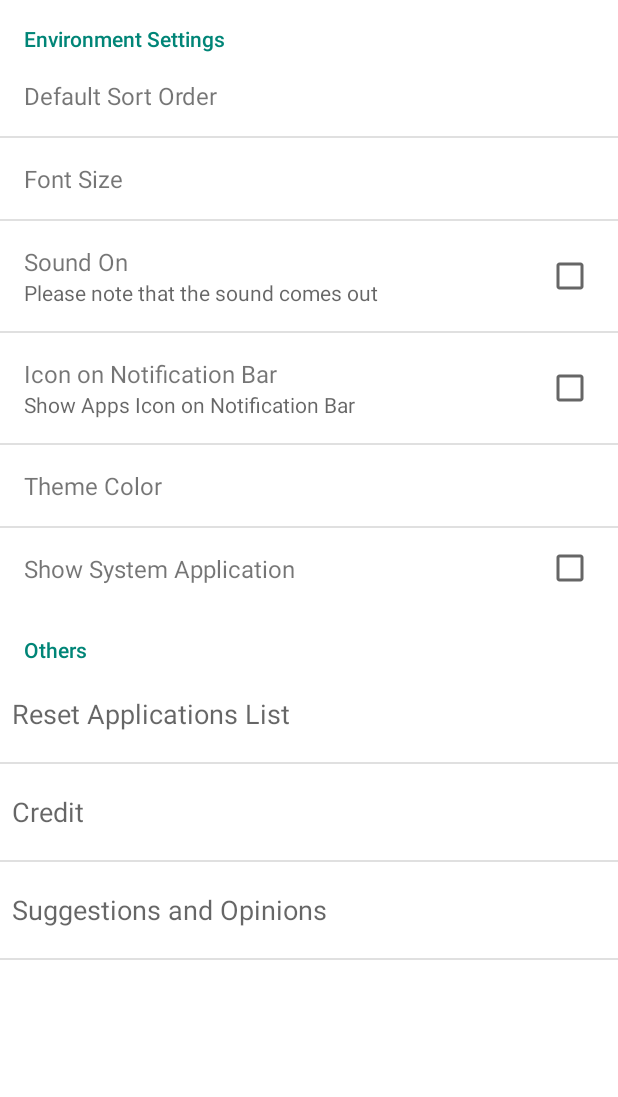
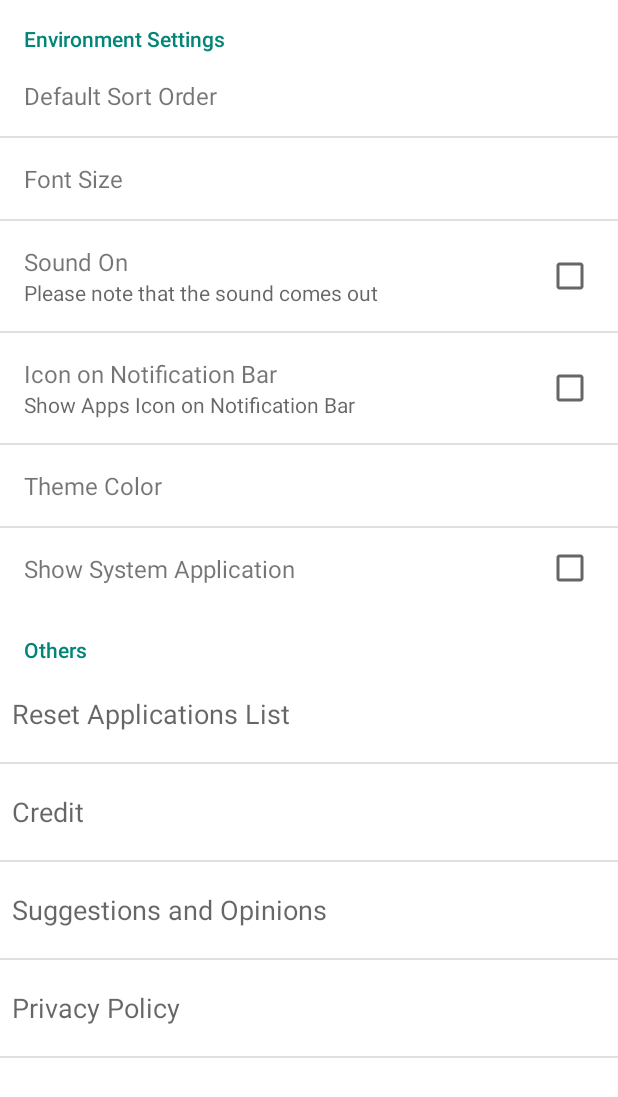
Before and after one commit to sakurabird/Android-ParrotUnInstaller, an Android app: the fragment PrefsFragment shown on its own in the app's theme, on a phone screen of 412 x 824 dp. Shown: the top 1097 px of the screen. Run offline under Robolectric (Android 15) with nearby library versions, the light colour scheme and no system bars; libraries missing offline, so code that uses them is left out: com.afollestad.materialdialogs; Roboto replaces fonts that are not available here; 1 statement that could not run was skipped.

Commit message:
Update : Show privacy policy from setting

```diff
--- a/app/src/main/java/sakurafish/com/parrot/uninstaller/config/Config.java
+++ b/app/src/main/java/sakurafish/com/parrot/uninstaller/config/Config.java
@@ -16,6 +16,7 @@ public class Config {
     public static final String PREF_CREDIT = "PREF_CREDIT";
     public static final String PREF_MAIL_TO_DEV = "PREF_MAIL_TO_DEV";
     public static final String PREF_SORT_ORDER = "PREF_SORT_ORDER";
+    public static final String PREF_PRIVACY_POLICY = "PREF_PRIVACY_POLICY";
 
     //    Tag string
     public static final String TAG_ERROR = "TAG_ERROR";
--- /dev/null
+++ b/app/src/main/java/sakurafish/com/parrot/uninstaller/pref/PrefPrivacyPolicy.java
@@ -0,0 +1,22 @@
+package sakurafish.com.parrot.uninstaller.pref;
+
+import android.content.Context;
+import android.preference.Preference;
+import android.util.AttributeSet;
+import android.view.View;
+import android.widget.TextView;
+
+import sakurafish.com.parrot.uninstaller.R;
+
+public class PrefPrivacyPolicy extends Preference {
+    public PrefPrivacyPolicy(final Context context, final AttributeSet attrs) {
+        super(context, attrs);
+    }
+
+    @Override
+    protected void onBindView(final View view) {
+        TextView t = (TextView) view.findViewById(R.id.text);
+        t.setText(R.string.setting_privacy_policy);
+        super.onBindView(view);
+    }
+}
--- a/app/src/main/java/sakurafish/com/parrot/uninstaller/pref/PrefsFragment.java
+++ b/app/src/main/java/sakurafish/com/parrot/uninstaller/pref/PrefsFragment.java
@@ -112,6 +112,19 @@ public class PrefsFragment extends PreferenceFragment
                 return false;
             }
         });
+
+        Preference policy = findPreference(Config.PREF_PRIVACY_POLICY);
+        policy.setOnPreferenceClickListener(new Preference.OnPreferenceClickListener() {
+            @Override
+            public boolean onPreferenceClick(Preference preference) {
+                if (mContext instanceof TopActivity) {
+                    TopActivity a = (TopActivity) mContext;
+                    a.switchContent(LocalWebFragment.getInstance(WebConsts.LOCAL_PRIVACY_POLICY,
+                            getString(R.string.setting_privacy_policy)), "LocalWebFragment");
+                }
+                return false;
+            }
+        });
     }
 
     @Override
--- a/app/src/main/java/sakurafish/com/parrot/uninstaller/web/WebConsts.java
+++ b/app/src/main/java/sakurafish/com/parrot/uninstaller/web/WebConsts.java
@@ -4,6 +4,7 @@ package sakurafish.com.parrot.uninstaller.web;
 public class WebConsts {
 
     public static final String LOCAL_CREDIT = "file:///android_asset/www/credit.html";
+    public static final String LOCAL_PRIVACY_POLICY = "file:///android_asset/www/privacy_policy.html";
 
     private WebConsts() {
 
--- a/app/src/main/res/values/strings.xml
+++ b/app/src/main/res/values/strings.xml
@@ -45,6 +45,7 @@
     <string name="setting_mail_to_dev2">[ParrotUnInstaller] Suggestions and Opinions</string>
     <string name="setting_mail_to_dev3">We do not sell or share your information with anyone else.</string>
     <string name="setting_sort_order">Default Sort Order</string>
+    <string name="setting_privacy_policy">Privacy Policy</string>
     <!-- tutorial -->
     <string name="tutorial_title1">Welcome to ParrotUnInstaller!</string>
     <string name="tutorial_text1">Easy to use</string>
--- a/app/src/main/res/xml/preferences.xml
+++ b/app/src/main/res/xml/preferences.xml
@@ -53,5 +53,8 @@
         <sakurafish.com.parrot.uninstaller.pref.PrefMailToDev
             android:key="PREF_MAIL_TO_DEV"
             android:layout="@layout/row_preference" />
+        <sakurafish.com.parrot.uninstaller.pref.PrefPrivacyPolicy
+            android:key="PREF_PRIVACY_POLICY"
+            android:layout="@layout/row_preference" />
     </PreferenceCategory>
 </PreferenceScreen>
```
Also changed, not shown: 2 other files.
